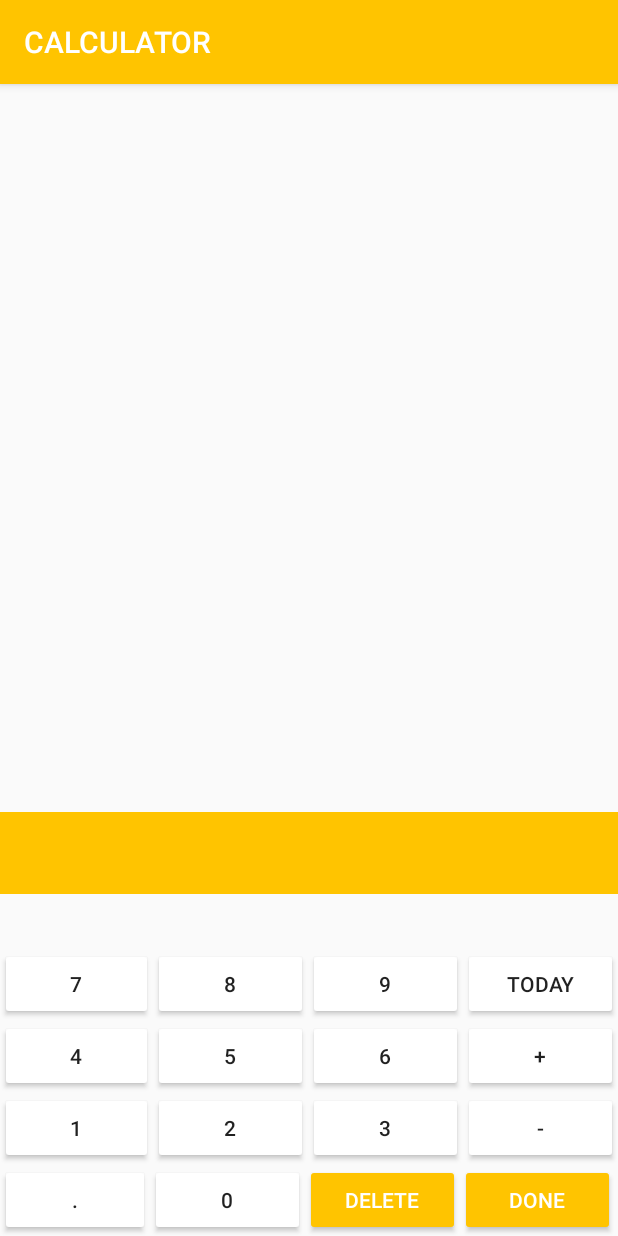
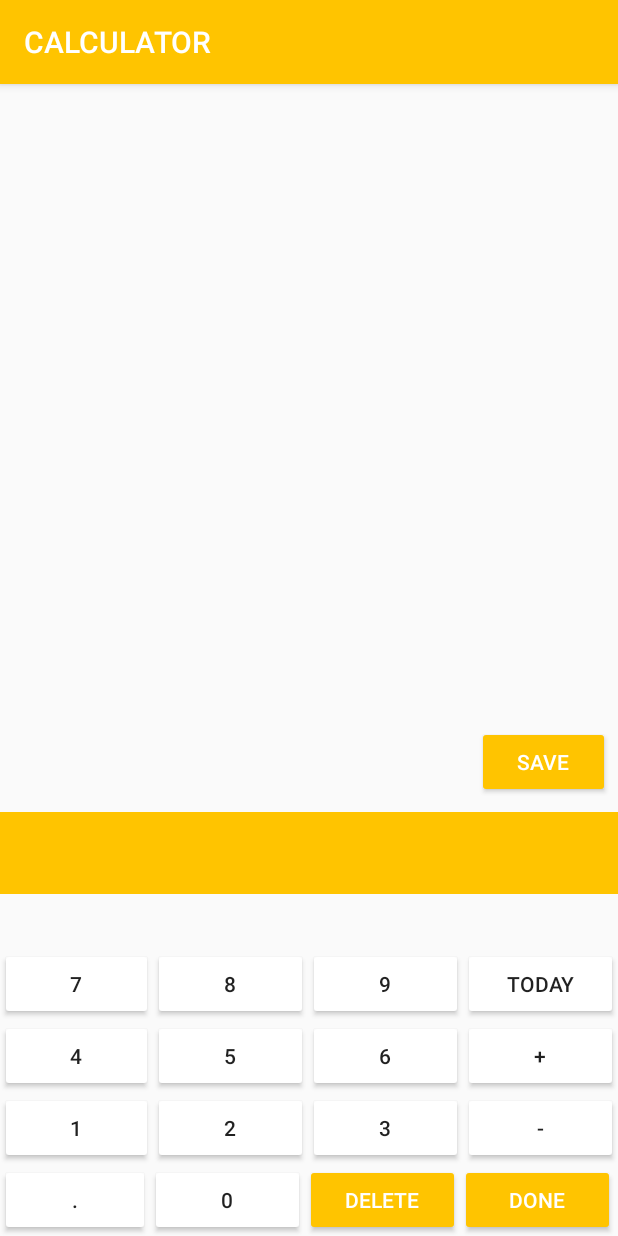
Before and after one commit to irdina97/SmartMoneyFYP, an Android app: the CalcFYP screen opened directly, with no data from a screen before it, on a phone screen of 412 x 824 dp. Run offline under Robolectric (Android 15) with nearby library versions, the light colour scheme and no system bars; our stand-ins replace Firebase (no records; nobody signed in at launch, a user with empty details on screens opened directly).

Commit message:
commit db calculator

```diff
--- a/app/build.gradle
+++ b/app/build.gradle
@@ -31,6 +31,7 @@ dependencies {
     implementation 'androidx.annotation:annotation:1.1.0'
     implementation 'androidx.lifecycle:lifecycle-extensions:2.2.0'
     implementation 'com.google.firebase:firebase-auth:19.3.2'
+    implementation 'com.google.firebase:firebase-database:19.3.1'
     testImplementation 'junit:junit:4.12'
     androidTestImplementation 'androidx.test.ext:junit:1.1.1'
     androidTestImplementation 'androidx.test.espresso:espresso-core:3.2.0'
--- a/app/src/main/java/com/example/smartmoney/CalcFYP.java
+++ b/app/src/main/java/com/example/smartmoney/CalcFYP.java
@@ -1,5 +1,6 @@
 package com.example.smartmoney;
 
+import androidx.annotation.NonNull;
 import androidx.appcompat.app.AppCompatActivity;
 import androidx.appcompat.widget.Toolbar;
 
@@ -11,6 +12,13 @@ import android.view.View;
 import android.widget.Button;
 import android.widget.DatePicker;
 import android.widget.TextView;
+import android.widget.Toast;
+
+import com.google.firebase.database.DataSnapshot;
+import com.google.firebase.database.DatabaseError;
+import com.google.firebase.database.DatabaseReference;
+import com.google.firebase.database.FirebaseDatabase;
+import com.google.firebase.database.ValueEventListener;
 
 import java.util.Objects;
 
@@ -32,7 +40,6 @@ public class CalcFYP extends AppCompatActivity {
     private Button clear;
     private Button equal;
     private TextView info;
-    private TextView result;
     private final char ADDITION = '+';
     private final char SUBTRACTION = '-';
     private final char EQU = 0;
@@ -40,19 +47,53 @@ public class CalcFYP extends AppCompatActivity {
     private double val2;
     private char ACTION;
 
-    //Calendar
     Button selectDate;
+    Button btnsave;
     DatePickerDialog datePickerDialog;
-    TextView date;
+    TextView date, result;
     int year;
     int month;
     int dayOfMonth;
     java.util.Calendar calendar;
 
+    DatabaseReference reff;
+    Calculation calculation;
+    long maxid=0;
+
     @Override
     protected void onCreate(Bundle savedInstanceState) {
         super.onCreate(savedInstanceState);
         setContentView(R.layout.activity_calc_fyp);
+        Toast.makeText(CalcFYP.this, "Firebase connection success", Toast.LENGTH_LONG).show();
+
+        calculation = new Calculation();
+        reff = FirebaseDatabase.getInstance().getReference().child("Calculation");
+        reff.addValueEventListener(new ValueEventListener() {
+            @Override
+            public void onDataChange(@NonNull DataSnapshot snapshot) {
+                if(snapshot.exists())
+                    maxid=(snapshot.getChildrenCount());
+            }
+
+            @Override
+            public void onCancelled(@NonNull DatabaseError error) {
+
+            }
+        });
+
+        btnsave = findViewById(R.id.btnSave);
+        btnsave.setOnClickListener(new View.OnClickListener() {
+            @Override
+            public void onClick(View v) {
+                //Float resultCal = Float.parseFloat((result.getText().toString().trim()));
+                calculation.setResult(result.getText().toString().trim());
+                calculation.setDate(date.getText().toString().trim());
+                //calculation.setResult(resultCal);
+                //reff.push().setValue(calculation);
+                reff.child(String.valueOf(maxid+1)).setValue(calculation);
+                Toast.makeText(CalcFYP.this, "data is inserted", Toast.LENGTH_LONG).show();
+            }
+        });
 
         Toolbar toolbar = findViewById(R.id.toolbar);
         setSupportActionBar(toolbar);
@@ -200,7 +241,8 @@ public class CalcFYP extends AppCompatActivity {
             public void onClick(View v) {
                 compute();
                 ACTION = EQU;
-                result.setText(result.getText().toString() + val2 + "=" + val1);
+                result.setText(result.getText().toString() + "=" + val1);
+               // result.setText(result.getText().toString() + val2 + "=" + val1);
                 info.setText(null);
             }
         });
@@ -208,11 +250,10 @@ public class CalcFYP extends AppCompatActivity {
         clear.setOnClickListener(new View.OnClickListener() {
             @Override
             public void onClick(View v) {
-                if(info.getText().length() > 0) {
+                if (info.getText().length() > 0) {
                     CharSequence name = info.getText().toString();
-                    info.setText(name.subSequence(0, name.length()-1));
-                }
-                else {
+                    info.setText(name.subSequence(0, name.length() - 1));
+                } else {
                     val1 = Double.NaN;
                     val2 = Double.NaN;
                     info.setText(null);
@@ -245,11 +286,11 @@ public class CalcFYP extends AppCompatActivity {
 
     }
 
-    private void compute (){
-        if(!Double.isNaN(val1)){
+    private void compute() {
+        if (!Double.isNaN(val1)) {
             val2 = Double.parseDouble(info.getText().toString());
 
-            switch(ACTION){
+            switch (ACTION) {
                 case ADDITION:
                     val1 = val1 + val2;
                     break;
@@ -261,10 +302,11 @@ public class CalcFYP extends AppCompatActivity {
 
             }
 
-        }
-        else{
+        } else {
             val1 = Double.parseDouble(info.getText().toString());
         }
 
     }
+
+
 }
--- /dev/null
+++ b/app/src/main/java/com/example/smartmoney/Calculation.java
@@ -0,0 +1,26 @@
+package com.example.smartmoney;
+
+public class Calculation {
+
+    private String Result;
+    private String Date;
+
+    public Calculation() {
+    }
+
+    public String getResult() {
+        return Result;
+    }
+
+    public void setResult(String result) {
+        Result = result;
+    }
+
+    public String getDate() {
+        return Date;
+    }
+
+    public void setDate(String date) {
+        Date = date;
+    }
+}
--- a/app/src/main/res/layout/activity_calc_fyp.xml
+++ b/app/src/main/res/layout/activity_calc_fyp.xml
@@ -263,13 +263,28 @@
         android:layout_alignParentTop="true"
         android:layout_alignParentEnd="true"
         android:layout_alignParentBottom="true"
-        android:layout_marginStart="291dp"
-        android:layout_marginTop="514dp"
-        android:layout_marginEnd="-46dp"
-        android:layout_marginBottom="186dp"
+        android:layout_marginStart="237dp"
+        android:layout_marginTop="507dp"
+        android:layout_marginEnd="8dp"
+        android:layout_marginBottom="192dp"
         android:textSize="11sp"
         tools:ignore="SmallSp">
 
     </TextView>
 
+    <Button
+        android:id="@+id/btnSave"
+        android:layout_width="wrap_content"
+        android:layout_height="wrap_content"
+        android:layout_above="@+id/tvResult"
+        android:layout_alignParentStart="true"
+        android:layout_alignParentEnd="true"
+        android:layout_marginStart="318dp"
+        android:layout_marginEnd="5dp"
+        android:layout_marginBottom="9dp"
+        android:text="SAVE"
+        android:backgroundTint="#FFC400"
+        android:textColor="@android:color/white"
+        tools:ignore="HardcodedText" />
+
 </RelativeLayout>
```
Also changed, not shown: app/src/main/AndroidManifest.xml (+4 -4 lines), app/src/main/java/com/example/smartmoney/EditSaving.java (added, +20 -0 lines), app/src/main/java/com/example/smartmoney/GoalActivity.java (added, +35 -0 lines), app/src/main/java/com/example/smartmoney/MainActivity.java (+48 -13 lines), app/src/main/res/drawable/ic_edit.xml (added, +9 -0 lines), app/src/main/res/drawable/ic_goals.xml (added, +9 -0 lines), app/src/main/res/layout/activity_edit_saving.xml (added, +24 -0 lines), app/src/main/res/layout/activity_goal.xml (added, +60 -0 lines), app/src/main/res/layout/activity_main.xml (+23 -0 lines), app/src/main/res/menu/drawer_menu.xml (+5 -5 lines), 386 other files.
